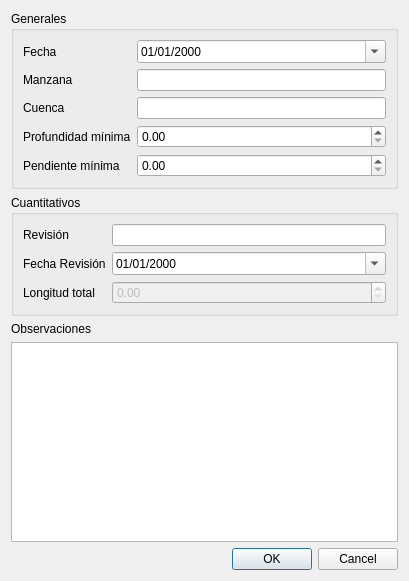
This is resources/block_dialog.ui in EL-BID/ramales as Qt 5 draws it before an edit. The edited form follows.
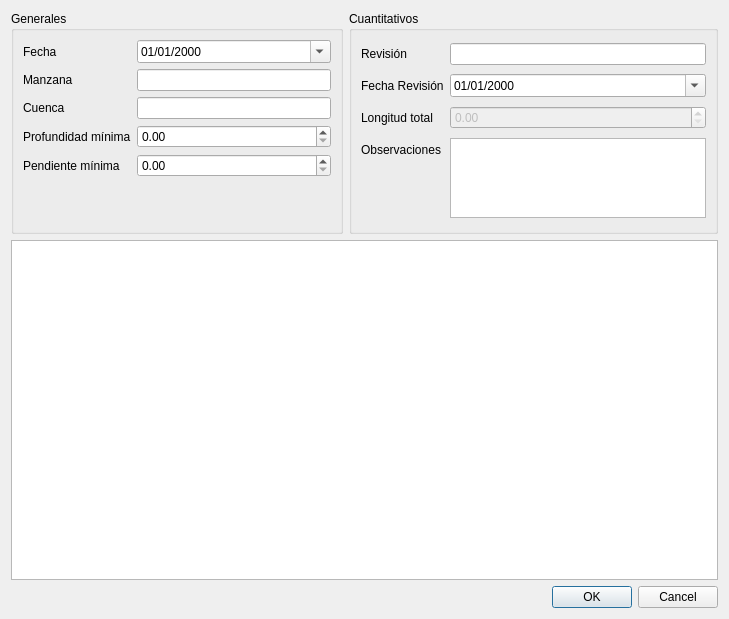
This is the edited form.

Commit message: Block dialog

What changed in the file:
```diff
--- a/resources/block_dialog.ui
+++ b/resources/block_dialog.ui
@@ -6,32 +6,91 @@
    <rect>
     <x>0</x>
     <y>0</y>
-    <width>409</width>
-    <height>581</height>
+    <width>729</width>
+    <height>619</height>
    </rect>
   </property>
   <property name="windowTitle">
    <string>Manzana</string>
   </property>
-  <layout class="QFormLayout" name="formLayout">
-   <item row="15" column="0" colspan="2">
-    <widget class="QDialogButtonBox" name="buttonBox">
-     <property name="orientation">
-      <enum>Qt::Horizontal</enum>
+  <layout class="QGridLayout" name="gridLayout_2">
+   <item row="0" column="1">
+    <widget class="QGroupBox" name="groupBox_2">
+     <property name="maximumSize">
+      <size>
+       <width>16777215</width>
+       <height>223</height>
+      </size>
      </property>
-     <property name="standardButtons">
-      <set>QDialogButtonBox::Cancel|QDialogButtonBox::Ok</set>
+     <property name="title">
+      <string>Cuantitativos</string>
      </property>
+     <layout class="QFormLayout" name="formLayout_3">
+      <item row="0" column="0">
+       <widget class="QLabel" name="revisionLabel">
+        <property name="text">
+         <string>Revisión</string>
+        </property>
+       </widget>
+      </item>
+      <item row="0" column="1">
+       <widget class="QLineEdit" name="revision"/>
+      </item>
+      <item row="1" column="0">
+       <widget class="QLabel" name="revisionDateLabel">
+        <property name="text">
+         <string>Fecha Revisión</string>
+        </property>
+       </widget>
+      </item>
+      <item row="1" column="1">
+       <widget class="QDateEdit" name="revisionDate">
+        <property name="displayFormat">
+         <string>dd/MM/yyyy</string>
+        </property>
+        <property name="calendarPopup">
+         <bool>true</bool>
+        </property>
+       </widget>
+      </item>
+      <item row="2" column="0">
+       <widget class="QLabel" name="totalLengthLabel">
+        <property name="text">
+         <string>Longitud total</string>
+        </property>
+       </widget>
+      </item>
+      <item row="2" column="1">
+       <widget class="QDoubleSpinBox" name="totalLength">
+        <property name="enabled">
+         <bool>false</bool>
+        </property>
+       </widget>
+      </item>
+      <item row="3" column="0">
+       <widget class="QLabel" name="observationsLabel">
+        <property name="text">
+         <string>Observaciones</string>
+        </property>
+       </widget>
+      </item>
+      <item row="3" column="1">
+       <widget class="QPlainTextEdit" name="observations">
+        <property name="maximumSize">
+         <size>
+          <width>16777215</width>
+          <height>80</height>
+         </size>
+        </property>
+       </widget>
+      </item>
+     </layout>
     </widget>
    </item>
-   <item row="6" column="0">
-    <widget class="QLabel" name="observationsLabel">
-     <property name="text">
-      <string>Observaciones</string>
-     </property>
-    </widget>
+   <item row="4" column="0" colspan="2">
+    <widget class="QTableView" name="surveysView"/>
    </item>
-   <item row="2" column="0" colspan="2">
+   <item row="0" column="0">
     <widget class="QGroupBox" name="generalBox">
      <property name="title">
       <string>Generales</string>
@@ -97,59 +156,16 @@
      </layout>
     </widget>
    </item>
-   <item row="4" column="0" colspan="2">
-    <widget class="QGroupBox" name="groupBox_2">
-     <property name="title">
-      <string>Cuantitativos</string>
+   <item row="5" column="0" colspan="2">
+    <widget class="QDialogButtonBox" name="buttonBox">
+     <property name="orientation">
+      <enum>Qt::Horizontal</enum>
      </property>
-     <layout class="QFormLayout" name="formLayout_3">
-      <item row="0" column="0">
-       <widget class="QLabel" name="revisionLabel">
-        <property name="text">
-         <string>Revisión</string>
-        </property>
-       </widget>
-      </item>
-      <item row="0" column="1">
-       <widget class="QLineEdit" name="revision"/>
-      </item>
-      <item row="1" column="0">
-       <widget class="QLabel" name="revisionDateLabel">
-        <property name="text">
-         <string>Fecha Revisión</string>
-        </property>
-       </widget>
-      </item>
-      <item row="1" column="1">
-       <widget class="QDateEdit" name="revisionDate">
-        <property name="displayFormat">
-         <string>dd/MM/yyyy</string>
-        </property>
-        <property name="calendarPopup">
-         <bool>true</bool>
-        </property>
-       </widget>
-      </item>
-      <item row="2" column="0">
-       <widget class="QLabel" name="totalLengthLabel">
-        <property name="text">
-         <string>Longitud total</string>
-        </property>
-       </widget>
-      </item>
-      <item row="2" column="1">
-       <widget class="QDoubleSpinBox" name="totalLength">
-        <property name="enabled">
-         <bool>false</bool>
-        </property>
-       </widget>
-      </item>
-     </layout>
+     <property name="standardButtons">
+      <set>QDialogButtonBox::Cancel|QDialogButtonBox::Ok</set>
+     </property>
     </widget>
    </item>
-   <item row="7" column="0" colspan="2">
-    <widget class="QPlainTextEdit" name="observations"/>
-   </item>
   </layout>
  </widget>
  <tabstops>
```
Left out of the diff: 1 changed line with no effect on the pictures. The commit also changes 1 other file.
